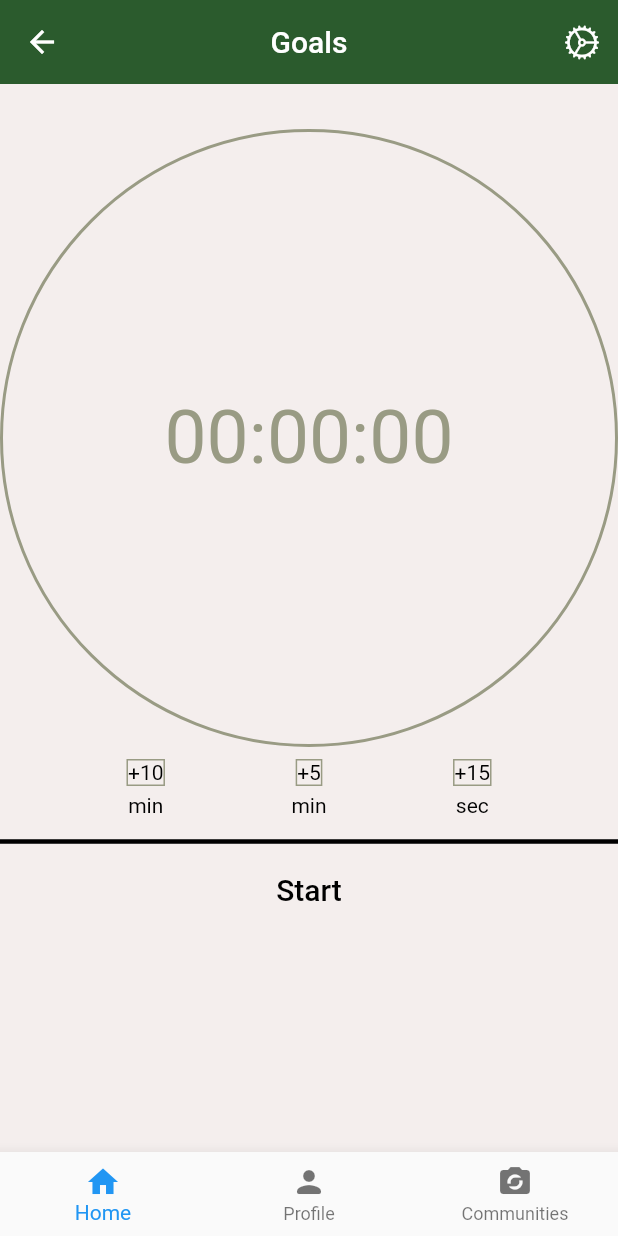
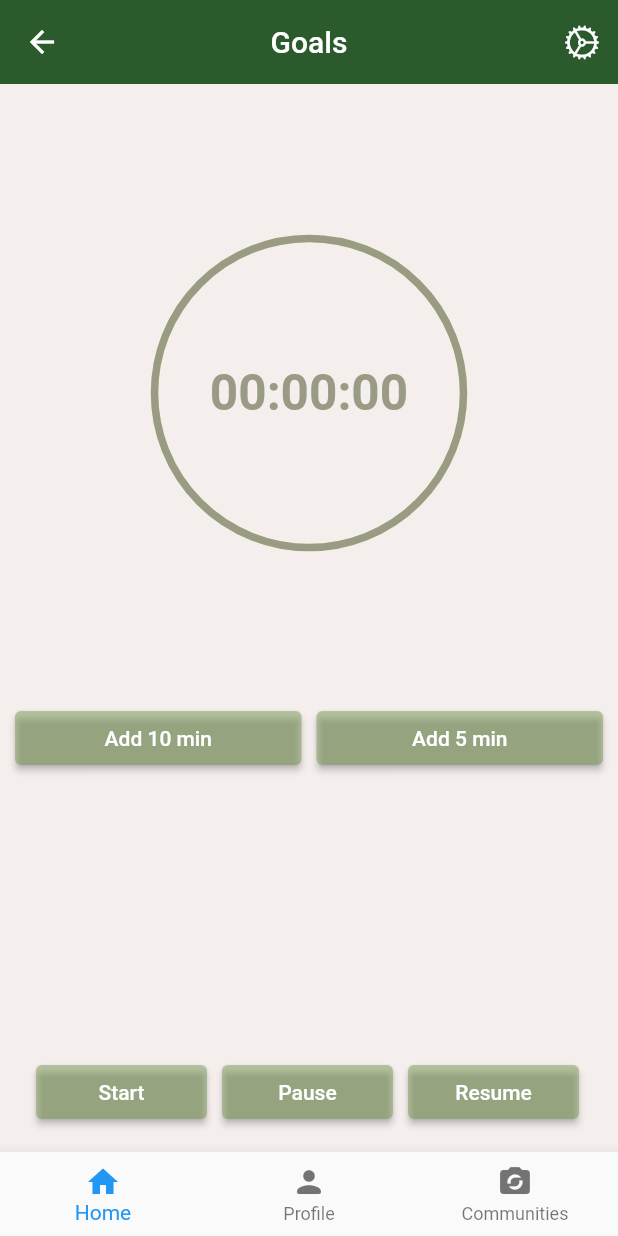
Before and after one commit to AndreaGon/HealthVerse, a Flutter app: the screen it shows once a user with an empty profile is signed in, on a phone screen of 412 x 824 dp. Run offline on Flutter 3.47's test engine with Material 2 defaults, Android fonts, the phone set to English and light mode, and no system bars; drawn by our look-alikes of circular_countdown_timer; our stand-ins replace cloud_firestore, email_validator, firebase_auth, firebase_core, loading_animation_widget; accounts and stored records are empty.

Commit message:
Edit timer page and bind to firestore

```diff
--- a/lib/page/profile_page/profile_page.dart
+++ b/lib/page/profile_page/profile_page.dart
@@ -285,8 +285,6 @@ class _ProfilePageState extends State<ProfilePage> {
 
     final user = query.docs.map((doc)=> Users.fromJson(doc.data() as Map<String, dynamic>)).toList();
 
-    //final allPostings = user_info.docs.map((doc)=> Post.fromJson(doc.data() as Map<String, dynamic>)).toList();
-
     print(user);
 
     return user;
--- a/lib/page/timer_page/timer_page.dart
+++ b/lib/page/timer_page/timer_page.dart
@@ -1,4 +1,6 @@
+import 'package:circular_countdown_timer/circular_countdown_timer.dart';
 import 'package:flutter/material.dart';
+import 'package:flutter_userprofile1/page/success_page/success_page.dart';
 import 'package:flutter_userprofile1/page/timer_page/widget/timer_widget.dart';
 import 'package:flutter_userprofile1/widget/appbar_widget.dart';
 
@@ -8,9 +10,9 @@ class TimerPage extends StatefulWidget {
 }
 
 class _TimerPageState extends State<TimerPage> {
-  bool isVisible = true;
-  bool isNotVisible =false;
-  String timeValue = '00:00:00';
+  int duration = 0;
+  bool isStopped = false;
+  final CountDownController controller = CountDownController();
 
 
   @override
@@ -18,110 +20,131 @@ class _TimerPageState extends State<TimerPage> {
     return Scaffold(
         appBar: buildAppBar(context, "Goals"),
         backgroundColor: Color.fromARGB(255, 244, 238, 237),
-        body: Container(
-            child: Column(children: [
-          Container(
-              margin: EdgeInsets.only(top: 30),
-              alignment: Alignment.center,
+        body: Column(
+            children: [Row(
+              mainAxisAlignment: MainAxisAlignment.center,
+              children: [
+                Align(
+                  alignment: Alignment.topCenter, child: buildTimer(context),
+                ),
+
+              ],
+              ),
+              Row(
+                mainAxisAlignment: MainAxisAlignment.center,
+                children: [
+                  const SizedBox(
+                    width: 10,
+                  ),
+                  timerButtons(
+                    title: "Add 10 min",
+                    onPressed: () => {
+                      duration += 600,
+                      controller.restart(duration: duration),
+                      controller.pause()
+                    },
+                  ),
+                  const SizedBox(
+                    width: 10,
+                  ),
+                  timerButtons(
+                    title: "Add 5 min",
+                    onPressed: () => {
+                      duration += 300,
+                      controller.restart(duration: duration),
+                      controller.pause()
+                    },
+                  ),
+                  const SizedBox(
+                    width: 10,
+                  ),
+              ])
+              ],),
+          floatingActionButton: Row(
+              mainAxisAlignment: MainAxisAlignment.center,
+              children: [
+                const SizedBox(
+                  width: 30,
+                ),
+                const SizedBox(
+                  width: 10,
+                ),
+                timerButtons(
+                  title: "Start",
+                  onPressed: () => controller.restart(duration: duration),
+                ),
+                const SizedBox(
+                  width: 10,
+                ),
+                timerButtons(
+                  title: "Pause",
+                  onPressed: () => controller.pause(),
+                ),
+                const SizedBox(
+                  width: 10,
+                ),
+                timerButtons(
+                  title: "Resume",
+                  onPressed: () => controller.resume(),
+                ),
+                const SizedBox(
+                  width: 10,
+                ),
+              ],
+            ),
+          );
+
+  }
+
+  Widget buildTimer(BuildContext context){
+    return CircularCountDownTimer(
+              duration: duration,
+              controller: controller,
+              fillColor: Color.fromARGB(255, 153, 155, 132),
               height: MediaQuery.of(context).size.height / 2,
-              width: MediaQuery.of(context).size.width,
-              decoration: BoxDecoration(
-                  shape: BoxShape.circle,
-                  border: Border.all(
-                    color: Color.fromARGB(255, 153, 155, 132),
-                    width: 2,
-                  )),
-              child: Text(timeValue,style: TextStyle(
-                      fontSize: 50,
-                      color: Color.fromARGB(255, 153, 155, 132)))),
-          Container(
-              child: Row(
-                  mainAxisAlignment: MainAxisAlignment.spaceEvenly,
-                  children: [
-                Padding(
-                  padding: const EdgeInsets.all(8.0),
-                  child: AddTimeValue(
-                    time: '+10',
-                    min: 'min',
-                    value: 10
-                  ,),
+              ringColor: Color.fromARGB(255, 243, 253, 134),
+              width: MediaQuery.of(context).size.width / 2,
+              isReverse: true,
+              isReverseAnimation: true,
+              isTimerTextShown: true,
+              autoStart: false,
+              textStyle: TextStyle(
+              fontSize: 33.0, color: Color.fromARGB(255, 153, 155, 132), fontWeight: FontWeight.bold),
+              textFormat: CountdownTextFormat.HH_MM_SS,
+              onComplete: () {
+                Navigator.push(context,
+                    MaterialPageRoute(builder: (context) => SuccessPage(timeDuration: duration)));
+              },);
+  }
 
-                ),
-                AddTimeValue(
-                  time: '+5',
-                  min: 'min',
-                  value: 5,
-                ),
-                Padding(
-                  padding: const EdgeInsets.all(8.0),
-                  child: AddTimeValue(
-                  time: '+15',
-                  min: 'sec',
-                  value: 15,
-                ),
-            )])),
-          Divider(
-            color: Colors.black,
-            thickness: 3,
-          ),
-          Container(alignment: Alignment.center,
-              child: Stack(
-                children: [
-            Visibility(
-              visible: isVisible,
-              maintainSize: true,
-              maintainState: true,
-              maintainAnimation: true,
+  Widget addTimerValueButtons({required String title, VoidCallback? onPressed}) {
+    return Expanded(
+      child: ElevatedButton(
+        style: ButtonStyle(
+          backgroundColor: MaterialStateProperty.all(Color.fromARGB(116, 115, 150, 74)),
+        ),
+        onPressed: onPressed,
+        child: Text(
+          title,
+          style: const TextStyle(color: Colors.white),
+        ),
+      ),
+    );
+  }
 
-              child: Center(
-                child: FlatButton(
-                    onPressed: (){
-                      setState(( ){
-                        isVisible = !isVisible;
-                        isNotVisible = !isNotVisible;
-                      });
-                    },
+  Widget timerButtons({required String title, VoidCallback? onPressed}) {
+    return Expanded(
+      child: ElevatedButton(
+        style: ButtonStyle(
+          backgroundColor: MaterialStateProperty.all(Color.fromARGB(116, 115, 150, 74)),
+        ),
+        onPressed: onPressed,
+        child: Text(
+          title,
+          style: const TextStyle(color: Colors.white),
+        ),
+      ),
+    );
+  }
 
-
-                    child: Text('Start',
-                        style: TextStyle(color: Colors.black, fontSize: 20))),
-              ),
-            ),
-            Visibility(
-              maintainSize: true,
-              maintainState: true,
-              maintainAnimation: true,
-              visible: isNotVisible,
-              child: Center(
-                child: Row(
-                  mainAxisAlignment: MainAxisAlignment.spaceEvenly,
-                  children: [FlatButton(
-                     onPressed: (){
-                      setState(( ){
-                        isVisible = !isVisible;
-                        isNotVisible = !isNotVisible;
-                      });
-                      timeValue = '00:00:00';
-                    },
-                    child: Text('Stop',
-                        style: TextStyle(color: Colors.black, fontSize: 20))),
-
-                   Row(
-
-                     children: [FlatButton(
-                       onPressed: (){},
-                       child: Text('Reset',
-                           style: TextStyle(color: Colors.black, fontSize: 20)))
-
-                     ],
-
-
-
-                   )
-                      ]),
-              ),
-            ),
-        ]))
-        ])));
-  }
 }
--- a/pubspec.yaml
+++ b/pubspec.yaml
@@ -40,6 +40,7 @@ dependencies:
   firebase_auth: ^3.3.4
   email_validator: ^2.0.1
   uuid: ^3.0.6
+  circular_countdown_timer: ^0.2.1
 
 dev_dependencies:
   flutter_test:
```
Also changed, not shown: lib/page/success_page/success_page.dart (added, +110 -0 lines), pubspec.lock.
